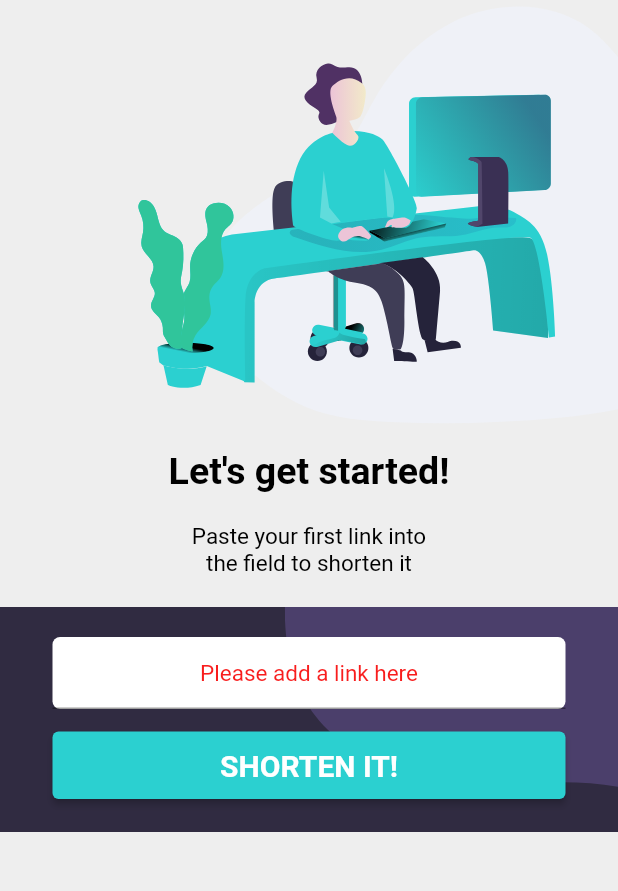
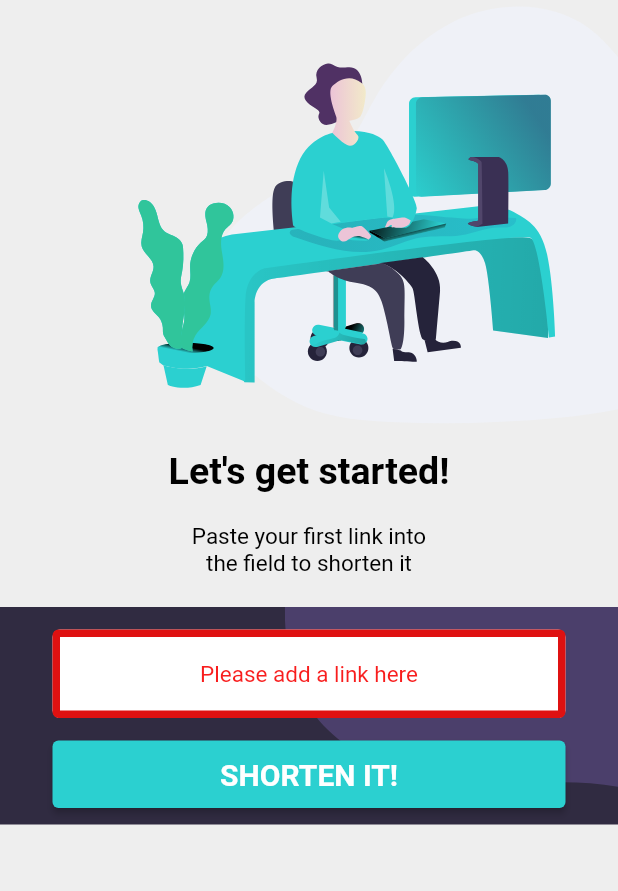
Before and after one commit to Monotits/shortly, a Flutter app: the InputPage screen opened directly, after a tap on "SHORTEN IT!", on a phone screen of 412 x 824 dp, the part 143-1034 px from its top. Run offline on Flutter 3.47's test engine with Material 2 defaults, Android fonts, the phone set to English and light mode, and no system bars; our stand-ins replace dio, flutter_svg.

Commit message:
text form field color change

```diff
--- a/lib/screens/url_short.dart
+++ b/lib/screens/url_short.dart
@@ -21,6 +21,7 @@ class _InputPageState extends State<InputPage> {
   String url = '';
   String hintText = 'Shorten a link here..';
   var hintTextStyle = TextStyle(fontSize: 15, color: Color(0xff89B0AE));
+  Color colorBorder = Colors.transparent;
 
   @override
   void dispose() {
@@ -36,9 +37,6 @@ class _InputPageState extends State<InputPage> {
       resizeToAvoidBottomInset: true,
       backgroundColor: Colors.grey.shade200,
       body: SingleChildScrollView(
-        padding:
-            EdgeInsets.only(bottom: MediaQuery.of(context).viewInsets.bottom),
-        child: Container(
         child: Column(
           mainAxisAlignment: MainAxisAlignment.spaceBetween,
           children: [
@@ -74,16 +72,12 @@ class _InputPageState extends State<InputPage> {
                             itemBuilder: (context, index) {
                               return Padding(
                                 padding: const EdgeInsets.only(
-                                      left: 20.0,
-                                      right: 20,
-                                      top: 10,
-                                      bottom: 10),
+                                    left: 20.0, right: 20, top: 10, bottom: 10),
                                 child: Container(
                                   padding: EdgeInsets.all(10),
                                   decoration: BoxDecoration(
                                       color: Colors.white,
-                                        borderRadius:
-                                            BorderRadius.circular(10)),
+                                      borderRadius: BorderRadius.circular(10)),
                                   height: 150,
                                   width: 100,
                                   child: Column(
@@ -106,8 +100,7 @@ class _InputPageState extends State<InputPage> {
                                               width: 20,
                                               child: GestureDetector(
                                                 onTap: () {
-                                                    urlProvider
-                                                        .removeItem(index);
+                                                  urlProvider.removeItem(index);
                                                 },
                                                 child: SvgPicture.asset(
                                                   svgAssetsPath[0],
@@ -152,9 +145,8 @@ class _InputPageState extends State<InputPage> {
               height: 20,
             ),
             Container(
-                  height: 150,
+                height: 145,
                 color: Color(0xFF302B41),
-                  child: SingleChildScrollView(
                 child: Stack(
                   children: [
                     SizedBox(
@@ -166,10 +158,11 @@ class _InputPageState extends State<InputPage> {
                         height: 300,
                       ),
                     ),
-                        Column(
+                    SingleChildScrollView(
+                      child: Column(
                         children: [
                           SizedBox(
-                              height: 20,
+                            height: 15,
                           ),
                           Form(
                             key: formKey,
@@ -188,18 +181,19 @@ class _InputPageState extends State<InputPage> {
                                   autocorrect: false,
                                   textAlign: TextAlign.center,
                                   controller: _text,
-                                    autofocus: false,
+                                  //autofocus: false,
                                   onChanged: (value) {
                                     setState(() {});
                                   },
                                   decoration: InputDecoration(
+                                    border: InputBorder.none,
+                                    enabledBorder: OutlineInputBorder(
+                                      borderSide: BorderSide(
+                                          color: colorBorder, width: 5.0),
+                                    ),
                                     hintText:
                                         hintText, //"Shorten a link here..",
                                     hintStyle: hintTextStyle,
-                                      focusedBorder: UnderlineInputBorder(
-                                        borderSide: BorderSide(
-                                            color: Colors.transparent),
-                                      ),
                                   ),
                                 ),
                               ),
@@ -211,11 +205,10 @@ class _InputPageState extends State<InputPage> {
                           ),
                         ],
                       ),
+                    ),
                   ],
-                    ),
                 ))
           ],
-          ),
         ),
       ),
     ));
@@ -303,12 +296,15 @@ class _InputPageState extends State<InputPage> {
               primary: Color(0xff2BD0D0),
               textStyle: TextStyle(fontWeight: FontWeight.bold)),
           onPressed: () {
+            //print(colorBorder);
             setState(() {
               if (_text.text == '') {
                 hintText = 'Please add a link here';
+                colorBorder = Color(0xFFDF1111);
                 hintTextStyle =
                     TextStyle(fontSize: 15, color: Color(0xFFF81D1D));
               }
+              //print(colorBorder);
               url = _text.text;
               _text.text.isEmpty ? _validate = true : _validate = false;
             });
```
Lines whose indentation alone changed are shown as unchanged.
